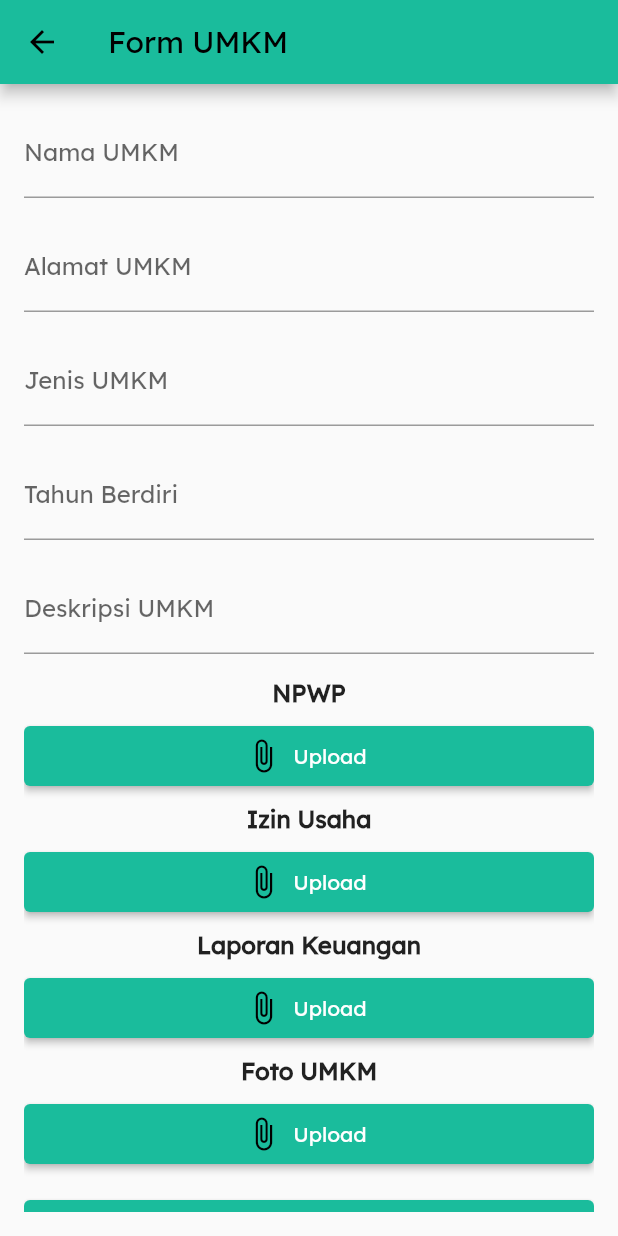
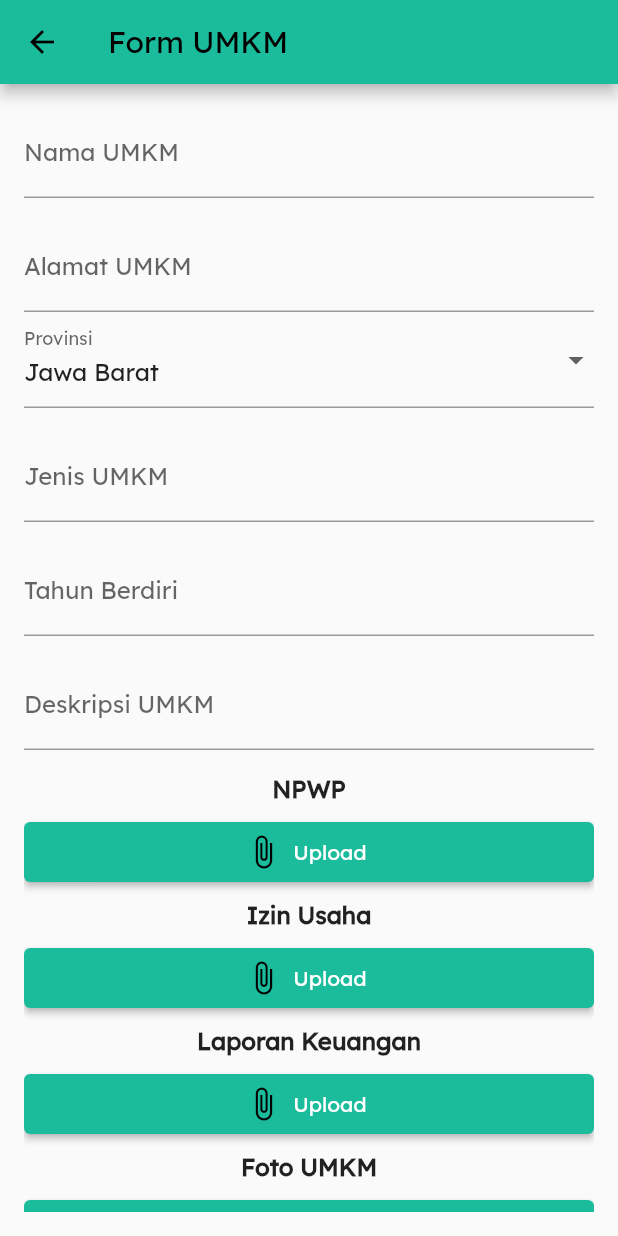
Before and after one commit to najmharani/P2P-Lending-UMKM-Kelompok-4-Pemrograman-Visual, a Flutter app: the RegisterBorrowerNextPage screen opened directly, on a phone screen of 412 x 824 dp. Run offline on Flutter 3.47's test engine with Material 2 defaults, Android fonts, the phone set to English and light mode, and no system bars; our stand-ins replace flutter_bloc, shared_preferences; accounts and stored records are empty.

Commit message:
form_umkm_provinsi

```diff
--- a/lib/landing_page/pages/form_umkm.dart
+++ b/lib/landing_page/pages/form_umkm.dart
@@ -44,6 +44,50 @@ class _RegisterBorrowerNextPageState extends State<RegisterBorrowerNextPage> {
   final deskripsiController = TextEditingController();
   late int idTipe;
 
+  List<String> alamatProvinsi = [
+  'Aceh',
+  'Sumatra Utara',
+  'Sumatra Barat',
+  'Riau',
+  'Jambi',
+  'Sumatra Selatan',
+  'Bengkulu',
+  'Lampung',
+  'Kepulauan Bangka Belitung',
+  'Kepulauan Riau',
+  'Daerah Khusus Ibukota Jakarta',
+  'Jawa Barat',
+  'Jawa Tengah',
+  'Daerah Istimewa Yogyakarta',
+  'Jawa Timur',
+  'Banten',
+  'Bali',
+  'Nusa Tenggara Barat',
+  'Nusa Tenggara Timur',
+  'Kalimantan Barat',
+  'Kalimantan Tengah',
+  'Kalimantan Selatan',
+  'Kalimantan Timur',
+  'Kalimantan Utara',
+  'Sulawesi Utara',
+  'Sulawesi Tengah',
+  'Sulawesi Selatan',
+  'Sulawesi Tenggara',
+  'Gorontalo',
+  'Sulawesi Barat',
+  'Maluku',
+  'Maluku Utara',
+  'Papua',
+  'Papua Barat',
+  'Papua Selatan',
+  'Papua Tengah',
+  'Papua Pegunungan',
+  'Papua Barat Daya',
+];
+
+
+  String selectedProvinsi = 'Jawa Barat'; // Default selected province
+
   Future<void> updateUserIdTipe(int idUser, int idTipe) async {
     final Map<String, dynamic> userData = {
       'email': "",
@@ -86,7 +130,7 @@ class _RegisterBorrowerNextPageState extends State<RegisterBorrowerNextPage> {
     final Map<String, dynamic> userData = {
       "ID_BORROWER": 0,
       "nama_umkm": namaUmkm,
-      "alamat_umkm_provinsi": "Jawa Barat",
+      "alamat_umkm_provinsi": selectedProvinsi,
       "alamat_umkm_detail": alamatUmkmDetail,
       "jenis_usaha": jenisUsaha,
       "tahun_berdiri": tahunBerdiri,
@@ -169,6 +213,23 @@ class _RegisterBorrowerNextPageState extends State<RegisterBorrowerNextPage> {
               controller: alamatUmkmController,
               decoration: InputDecoration(
                 labelText: 'Alamat UMKM',
+              ),
+            ),
+            DropdownButtonFormField<String>(
+              value: selectedProvinsi,
+              onChanged: (newValue) {
+                setState(() {
+                  selectedProvinsi = newValue!;
+                });
+              },
+              items: alamatProvinsi.map<DropdownMenuItem<String>>((String value) {
+                return DropdownMenuItem<String>(
+                  value: value,
+                  child: Text(value),
+                );
+              }).toList(),
+              decoration: InputDecoration(
+                labelText: 'Provinsi',
               ),
             ),
             SizedBox(height: 16.0),
```
